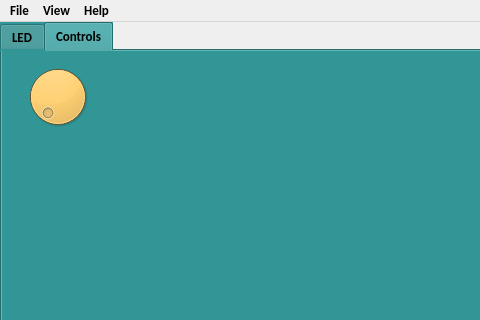
Qt form home.ui (alexdangles/sandbox) before a commit; both pictures show x 0 to 480 and y 0 to 320 of the 588 by 413 pixel window.
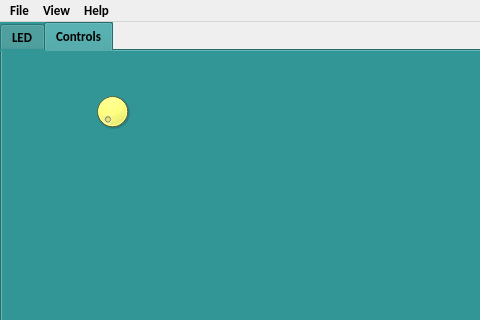
The same form after that commit. The open tabs and pages were chosen to show the change. Icons and pictures are not drawn.

What changed in the file:
```diff
--- a/home.ui
+++ b/home.ui
@@ -140,21 +140,21 @@
      <widget class="QDial" name="dial">
       <property name="geometry">
        <rect>
-        <x>20</x>
-        <y>10</y>
-        <width>71</width>
-        <height>71</height>
+        <x>90</x>
+        <y>40</y>
+        <width>41</width>
+        <height>41</height>
        </rect>
       </property>
       <property name="minimumSize">
        <size>
-        <width>71</width>
-        <height>71</height>
+        <width>41</width>
+        <height>41</height>
        </size>
       </property>
       <property name="styleSheet">
-       <string notr="true">background-color: rgb(255, 170, 0);
-border-color: rgb(85, 170, 127);</string>
+       <string notr="true">background-color: rgb(0, 113, 170);
+background-color: rgb(255, 255, 127);</string>
       </property>
       <property name="tracking">
        <bool>false</bool>
```
Left out of the diff: 31 changed lines with no effect on the pictures.
